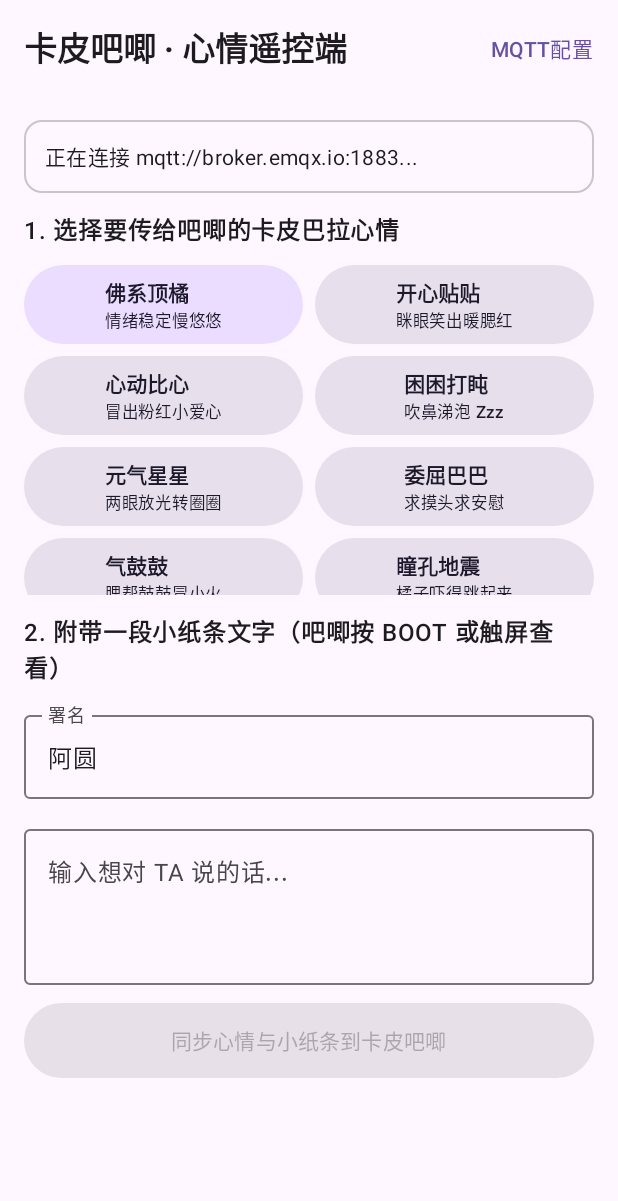
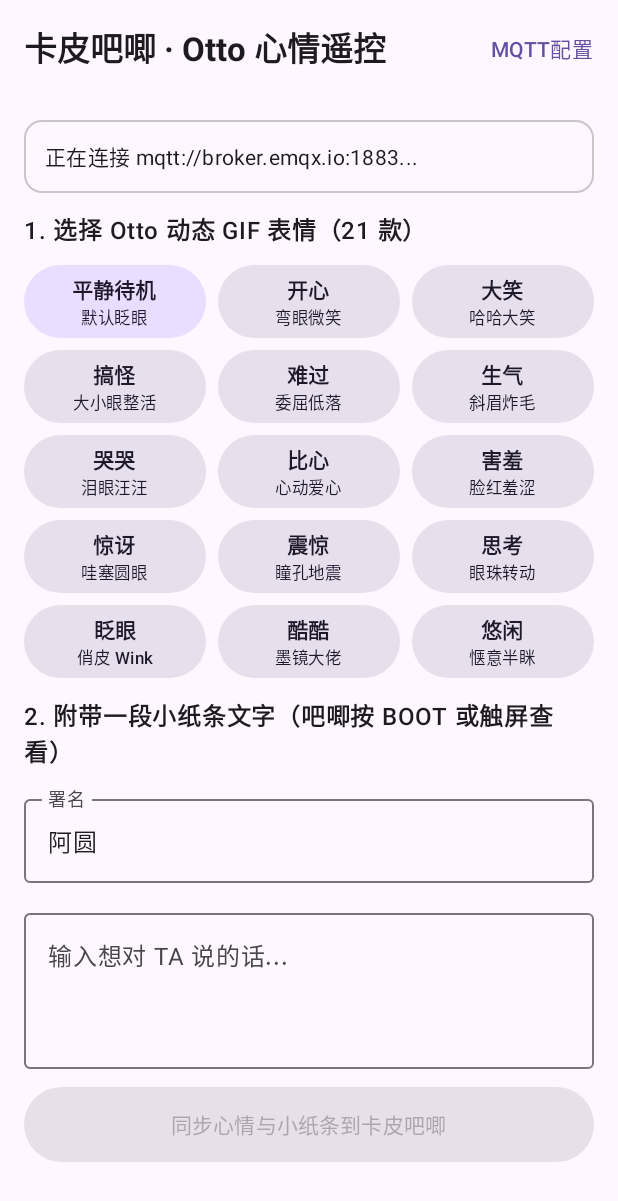
Before and after one commit to madrourou17/KapiBaji, an Android app built with Jetpack Compose: the screen it shows after launch (MainActivity), on a phone screen of 412 x 824 dp. Shown: the top 1201 px of the screen. Run offline under Robolectric (Android 15) with nearby library versions, the phone set to English and light mode, and no system bars; libraries missing offline, so code that uses them is left out: com.hivemq.client; 9 statements that could not run were skipped.

Commit message:
Add files via upload

```diff
--- a/app/src/main/java/com/capybaji/companion/BadgeModels.kt
+++ b/app/src/main/java/com/capybaji/companion/BadgeModels.kt
@@ -3,14 +3,27 @@ package com.capybaji.companion
 import kotlinx.serialization.Serializable
 
 enum class CapyMood(val id: String, val labelZh: String, val hint: String) {
-    CHILL("chill", "佛系顶橘", "情绪稳定慢悠悠"),
-    HAPPY("happy", "开心贴贴", "眯眼笑出暖腮红"),
-    LOVE("love", "心动比心", "冒出粉红小爱心"),
-    SLEEPY("sleepy", "困困打盹", "吹鼻涕泡 Zzz"),
-    EXCITED("excited", "元气星星", "两眼放光转圈圈"),
-    SAD("sad", "委屈巴巴", "求摸头求安慰"),
-    ANGRY("angry", "气鼓鼓", "腮帮鼓鼓冒小火"),
-    SHOCKED("shocked", "瞳孔地震", "橘子吓得跳起来")
+    NEUTRAL("neutral", "平静待机", "默认眨眼"),
+    HAPPY("happy", "开心", "弯眼微笑"),
+    LAUGHING("laughing", "大笑", "哈哈大笑"),
+    FUNNY("funny", "搞怪", "大小眼整活"),
+    SAD("sad", "难过", "委屈低落"),
+    ANGRY("angry", "生气", "斜眉炸毛"),
+    CRYING("crying", "哭哭", "泪眼汪汪"),
+    LOVING("loving", "比心", "心动爱心"),
+    EMBARRASSED("embarrassed", "害羞", "脸红羞涩"),
+    SURPRISED("surprised", "惊讶", "哇塞圆眼"),
+    SHOCKED("shocked", "震惊", "瞳孔地震"),
+    THINKING("thinking", "思考", "眼珠转动"),
+    WINKING("winking", "眨眼", "俏皮 Wink"),
+    COOL("cool", "酷酷", "墨镜大佬"),
+    RELAXED("relaxed", "悠闲", "惬意半眯"),
+    DELICIOUS("delicious", "馋嘴", "吐舌干饭"),
+    KISSY("kissy", "飞吻", "嘟嘴飞吻"),
+    CONFIDENT("confident", "自信", "得意挑眉"),
+    SLEEPY("sleepy", "困倦", "垂眼打盹"),
+    SILLY("silly", "呆萌", "斗鸡眼呆萌"),
+    CONFUSED("confused", "疑惑", "满头问号")
 }
 
 @Serializable
--- a/app/src/main/java/com/capybaji/companion/MainActivity.kt
+++ b/app/src/main/java/com/capybaji/companion/MainActivity.kt
@@ -75,7 +75,7 @@ fun CapyBajiScreen(mqttClient: MqttBadgeClient) {
     var showSettingsDialog by remember { mutableStateOf(false) }
     var connectTrigger by remember { mutableIntStateOf(0) }
 
-    var selectedMood by remember { mutableStateOf(CapyMood.CHILL) }
+    var selectedMood by remember { mutableStateOf(CapyMood.NEUTRAL) }
     var noteText by remember { mutableStateOf("") }
     var senderName by remember { mutableStateOf(settings.senderName) }
     var isConnected by remember { mutableStateOf(false) }
@@ -105,7 +105,7 @@ fun CapyBajiScreen(mqttClient: MqttBadgeClient) {
     Scaffold(
         topBar = {
             TopAppBar(
-                title = { Text("卡皮吧唧 · 心情遥控端", fontWeight = FontWeight.Bold) },
+                title = { Text("卡皮吧唧 · Otto 心情遥控", fontWeight = FontWeight.Bold) },
                 actions = {
                     TextButton(onClick = { showSettingsDialog = true }) {
                         Text("MQTT配置")
@@ -136,25 +136,26 @@ fun CapyBajiScreen(mqttClient: MqttBadgeClient) {
                 }
             }
 
-            Text("1. 选择要传给吧唧的卡皮巴拉心情", fontWeight = FontWeight.SemiBold)
+            Text("1. 选择 Otto 动态 GIF 表情（21 款）", fontWeight = FontWeight.SemiBold)
 
             LazyVerticalGrid(
-                columns = GridCells.Fixed(2),
+                columns = GridCells.Fixed(3),
                 horizontalArrangement = Arrangement.spacedBy(8.dp),
                 verticalArrangement = Arrangement.spacedBy(8.dp),
-                modifier = Modifier.height(220.dp)
+                modifier = Modifier.height(276.dp)
             ) {
                 items(CapyMood.entries) { mood ->
                     val active = mood == selectedMood
                     FilledTonalButton(
                         onClick = { selectedMood = mood },
+                        contentPadding = PaddingValues(horizontal = 8.dp, vertical = 6.dp),
                         colors = ButtonDefaults.filledTonalButtonColors(
                             containerColor = if (active) MaterialTheme.colorScheme.primaryContainer else MaterialTheme.colorScheme.surfaceVariant
                         )
                     ) {
-                        Column {
-                            Text(mood.labelZh, fontWeight = FontWeight.Bold)
-                            Text(mood.hint, style = MaterialTheme.typography.labelSmall)
+                        Column(horizontalAlignment = Alignment.CenterHorizontally) {
+                            Text(mood.labelZh, fontWeight = FontWeight.Bold, maxLines = 1)
+                            Text(mood.hint, style = MaterialTheme.typography.labelSmall, maxLines = 1)
                         }
                     }
                 }
```
